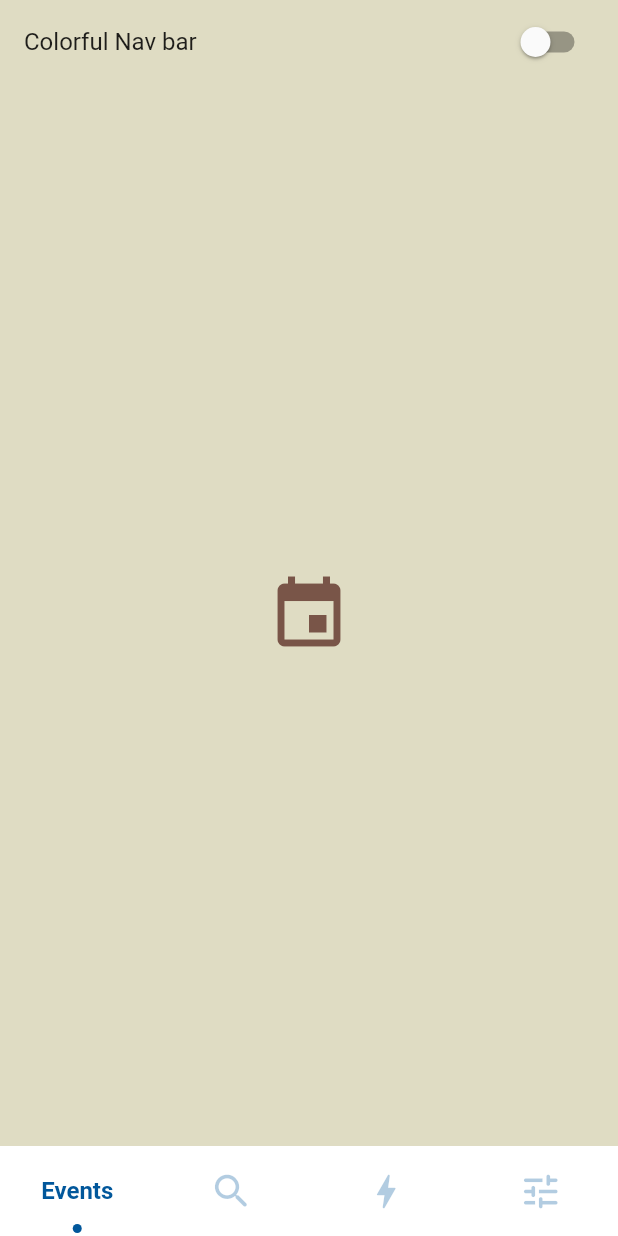
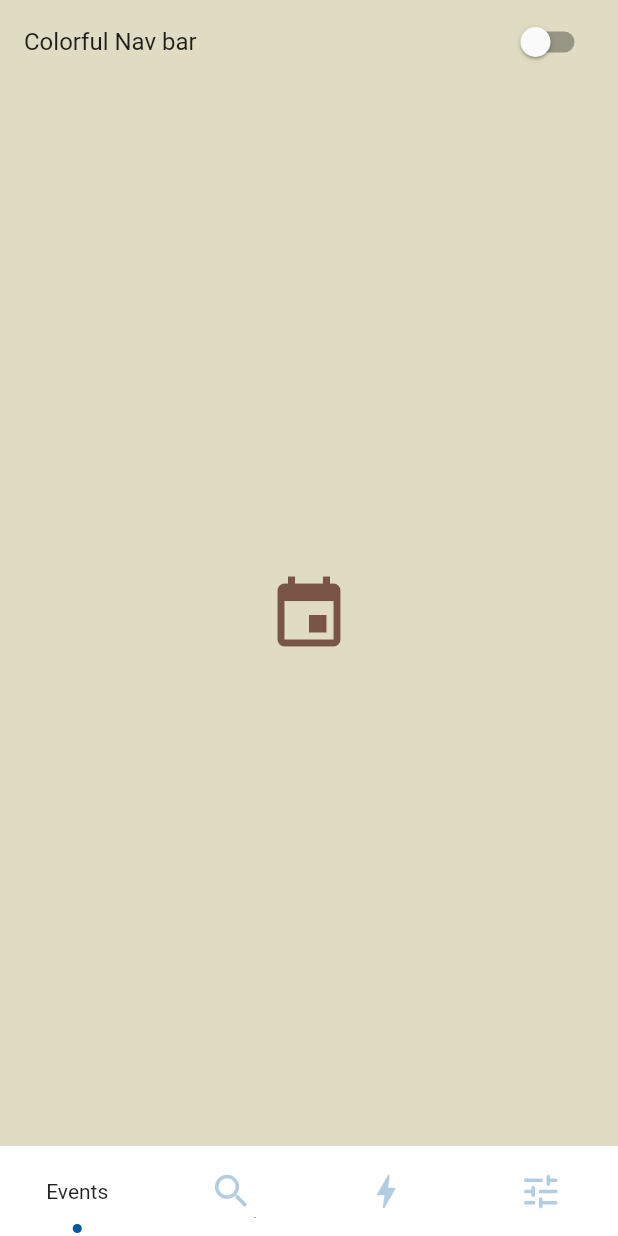
Before and after one commit to watery-desert/sliding_clipped_nav_bar, a Flutter app: the screen it shows after launch, on a phone screen of 412 x 824 dp. Run offline on Flutter 3.47's test engine with Material 2 defaults, Android fonts, the phone set to English and light mode, and no system bars.

```diff
--- a/lib/src/widget/nav_bar_button.dart
+++ b/lib/src/widget/nav_bar_button.dart
@@ -88,7 +88,7 @@ class _NavBarButtonState extends State<NavBarButton>
         fontSize: 16,
         fontWeight: FontWeight.bold,
         color: widget.activeColor,
-      );
+      ).merge(DefaultTextStyle.of(context).style);
 
   // copied from here
   //https://stackoverflow.com/a/62536187/16122873
```
